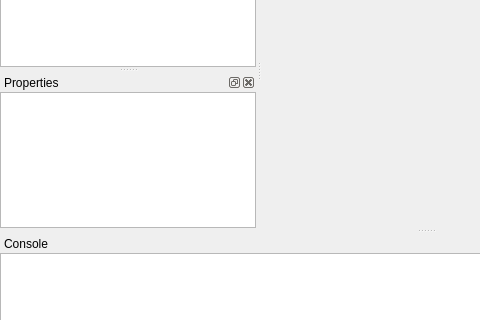
Above: Editor/ui/mainwindow.ui from sheldonrobinson/sfge before the change; both pictures show x 0 to 480 and y 353 to 673 of the 852 by 820 pixel window. Below: the same form after it.
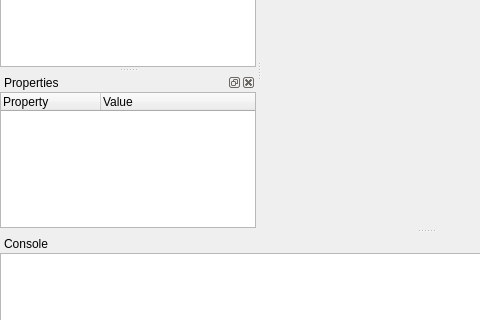
That is the form after the change. Custom widgets are drawn as their Qt base class.

Diff of the .ui file:
```diff
--- a/Editor/ui/mainwindow.ui
+++ b/Editor/ui/mainwindow.ui
@@ -165,15 +165,23 @@
        <property name="alternatingRowColors">
         <bool>true</bool>
        </property>
+       <property name="columnCount">
+        <number>2</number>
+       </property>
        <attribute name="headerVisible">
-        <bool>false</bool>
+        <bool>true</bool>
        </attribute>
        <attribute name="headerVisible">
-        <bool>false</bool>
+        <bool>true</bool>
        </attribute>
        <column>
         <property name="text">
-         <string notr="true">1</string>
+         <string>Property</string>
+        </property>
+       </column>
+       <column>
+        <property name="text">
+         <string>Value</string>
         </property>
        </column>
       </widget>
```
